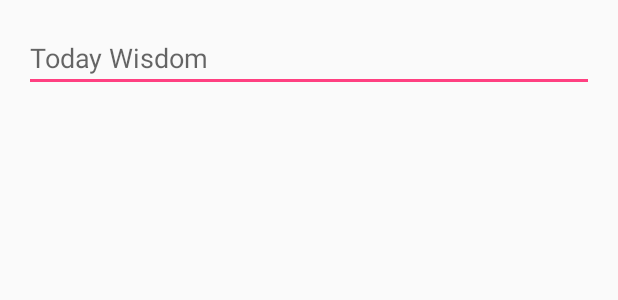
After one commit to OldBigBuddha/Wisdom-per-Day, an Android app: the layout fragment_dialog_listen_wisdom.xml on its own in the app's theme, with its tools: preview values and no code run, on a phone screen of 412 x 824 dp. The commit adds this screen. Shown: the top 300 px of the screen. Run offline under Robolectric (Android 15) with nearby library versions, the phone set to English and light mode, and no system bars.

Commit message:
[add]ListenWisdomActivity

```diff
--- a/app/src/main/AndroidManifest.xml
+++ b/app/src/main/AndroidManifest.xml
@@ -17,6 +17,11 @@
                 <category android:name="android.intent.category.LAUNCHER" />
             </intent-filter>
         </activity>
+        <activity
+            android:name=".ListenWisdomActivity"
+            android:configChanges="orientation|keyboardHidden|screenSize"
+            android:label="@string/title_activity_listen_wisdom"
+            android:theme="@style/Translucent"></activity>
     </application>
 
 </manifest>
--- a/app/src/main/res/layout/activity_main.xml
+++ b/app/src/main/res/layout/activity_main.xml
@@ -38,5 +38,11 @@
             android:layout_height="match_parent" />
 
     </LinearLayout>
+    <Button
+        android:id="@+id/bt_go_listen"
+        android:textSize="24sp"
+        android:text="Go"
+        android:layout_width="match_parent"
+        android:layout_height="wrap_content" />
 </LinearLayout>
 </layout>
--- /dev/null
+++ b/app/src/main/res/layout/fragment_dialog_listen_wisdom.xml
@@ -0,0 +1,16 @@
+<?xml version="1.0" encoding="utf-8"?>
+<layout>
+<LinearLayout
+    xmlns:android="http://schemas.android.com/apk/res/android"
+    android:orientation="vertical"
+    android:layout_width="match_parent"
+    android:layout_height="match_parent"
+    android:layout_margin="16dp">
+    <EditText
+        android:id="@+id/et_field_wisdom"
+        android:hint="Today Wisdom"
+        android:layout_width="match_parent"
+        android:layout_height="wrap_content" />
+
+</LinearLayout>
+</layout>
--- a/app/src/main/res/values/colors.xml
+++ b/app/src/main/res/values/colors.xml
@@ -3,4 +3,6 @@
     <color name="colorPrimary">#3F51B5</color>
     <color name="colorPrimaryDark">#303F9F</color>
     <color name="colorAccent">#FF4081</color>
+
+    <color name="black_overlay">#66000000</color>
 </resources>
--- a/app/src/main/res/values/strings.xml
+++ b/app/src/main/res/values/strings.xml
@@ -1,4 +1,8 @@
 <resources>
     <string name="app_name">Wisdom-per-Day</string>
     <string name="bt_add_content_text">Add</string>
+
+    <string name="title_activity_listen_wisdom">ListenWisdomActivity</string>
+    <string name="dummy_button">Dummy Button</string>
+    <string name="dummy_content">DUMMY\nCONTENT</string>
 </resources>
--- a/app/src/main/res/values/styles.xml
+++ b/app/src/main/res/values/styles.xml
@@ -8,4 +8,27 @@
         <item name="colorAccent">@color/colorAccent</item>
     </style>
 
+    <style name="FullscreenTheme" parent="AppTheme">
+        <item name="android:actionBarStyle">@style/FullscreenActionBarStyle</item>
+        <item name="android:windowActionBarOverlay">true</item>
+        <item name="android:windowBackground">@null</item>
+        <item name="metaButtonBarStyle">?android:attr/buttonBarStyle</item>
+        <item name="metaButtonBarButtonStyle">?android:attr/buttonBarButtonStyle</item>
+    </style>
+
+    <style name="Translucent" parent="Theme.AppCompat.Light.NoActionBar">
+        <item name="android:windowBackground">@android:color/transparent</item>
+        <item name="android:colorBackgroundCacheHint">@null</item>
+        <item name="android:windowIsTranslucent">true</item>
+        <item name="android:windowAnimationStyle">@android:style/Animation</item>
+        <item name="android:windowNoTitle">true</item>
+        <item name="android:windowContentOverlay">@null</item>
+        <item name="android:windowFullscreen">true</item>
+    </style>
+
+
+    <style name="FullscreenActionBarStyle" parent="Widget.AppCompat.ActionBar">
+        <item name="android:background">@color/black_overlay</item>
+    </style>
+
 </resources>
```
Also changed, not shown: app/build.gradle (+17 -2 lines), app/src/main/java/kyoto/freeprojects/oldbigbuddha/wisdom_per_day/ListenAlertFragment.java (added, +54 -0 lines), app/src/main/java/kyoto/freeprojects/oldbigbuddha/wisdom_per_day/ListenWisdomActivity.java (added, +40 -0 lines), app/src/main/java/kyoto/freeprojects/oldbigbuddha/wisdom_per_day/MainActivity.java (+15 -4 lines), app/src/main/res/layout/activity_listen_wisdom.xml (added, +10 -0 lines), app/src/main/res/values/attrs.xml (added, +12 -0 lines).
